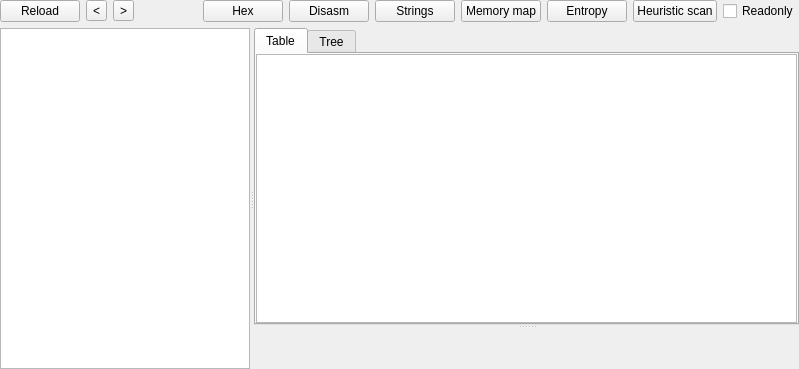
Before: the Qt Designer form PE/pewidget.ui in horsicq/FormatWidgets, drawn with Qt 5.
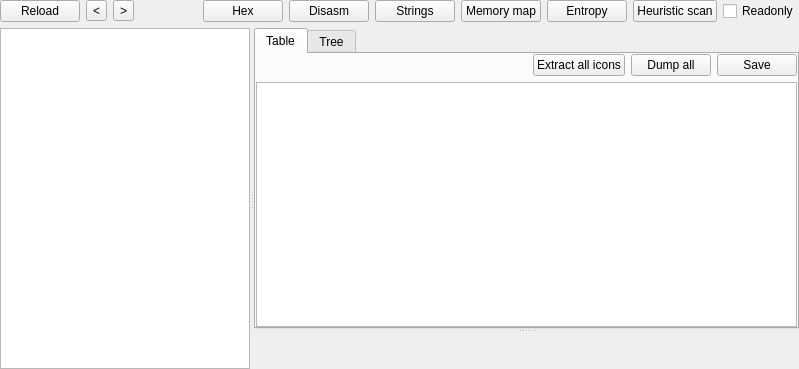
After: the same form once the commit is applied. The open tabs and pages were chosen to show the change. Custom widgets are drawn as their Qt base class.

Patch:
```diff
--- a/PE/pewidget.ui
+++ b/PE/pewidget.ui
@@ -1125,6 +1125,44 @@
              <property name="bottomMargin">
               <number>0</number>
              </property>
+             <item>
+              <layout class="QHBoxLayout" name="horizontalLayout_10">
+               <item>
+                <spacer name="horizontalSpacer_10">
+                 <property name="orientation">
+                  <enum>Qt::Horizontal</enum>
+                 </property>
+                 <property name="sizeHint" stdset="0">
+                  <size>
+                   <width>40</width>
+                   <height>20</height>
+                  </size>
+                 </property>
+                </spacer>
+               </item>
+               <item>
+                <widget class="QPushButton" name="pushButtonExtractAllIcons_Resources">
+                 <property name="text">
+                  <string>Extract all icons</string>
+                 </property>
+                </widget>
+               </item>
+               <item>
+                <widget class="QPushButton" name="pushButtonDumpAll_Resources">
+                 <property name="text">
+                  <string>Dump all</string>
+                 </property>
+                </widget>
+               </item>
+               <item>
+                <widget class="QPushButton" name="pushButtonSave_Resources">
+                 <property name="text">
+                  <string>Save</string>
+                 </property>
+                </widget>
+               </item>
+              </layout>
+             </item>
              <item>
               <widget class="QTableView" name="tableView_Resources">
                <property name="contextMenuPolicy">
@@ -2126,6 +2164,12 @@
   </layout>
  </widget>
  <customwidgets>
+  <customwidget>
+   <class>SearchStringsWidget</class>
+   <extends>QWidget</extends>
+   <header>searchstringswidget.h</header>
+   <container>1</container>
+  </customwidget>
   <customwidget>
    <class>XLineEditHEX</class>
    <extends>QLineEdit</extends>
@@ -2137,12 +2181,6 @@
    <header>toolswidget.h</header>
    <container>1</container>
   </customwidget>
-  <customwidget>
-   <class>SearchStringsWidget</class>
-   <extends>QWidget</extends>
-   <header>searchstringswidget.h</header>
-   <container>1</container>
-  </customwidget>
   <customwidget>
    <class>XEntropyWidget</class>
    <extends>QWidget</extends>
```
Left out of the diff: 2 changed lines with no effect on the pictures.
